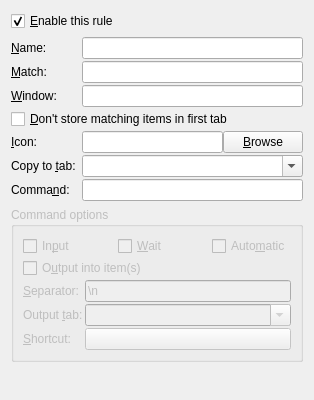
Qt form src/ui/commandwidget.ui (hluk/CopyQ) before a commit.
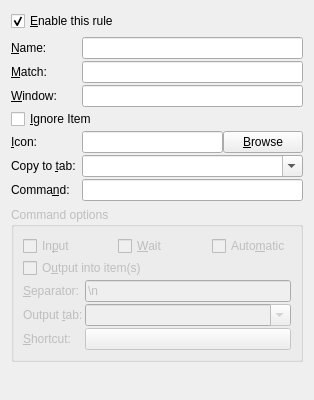
The same form after that commit.

Commit message:
Option for a command to ignore matching item completely
Don't save the matched clipboard content in history and stop applying
next commands.

```diff
--- a/src/ui/commandwidget.ui
+++ b/src/ui/commandwidget.ui
@@ -92,7 +92,7 @@
         <string>Don't save the matched clipboard content in history.</string>
        </property>
        <property name="text">
-        <string>&amp;Don't store matching items in first tab</string>
+        <string>&amp;Ignore Item</string>
        </property>
       </widget>
      </item>
```
Left out of the diff: 2 changed lines with no effect on the pictures. The commit also changes 1 other file.
